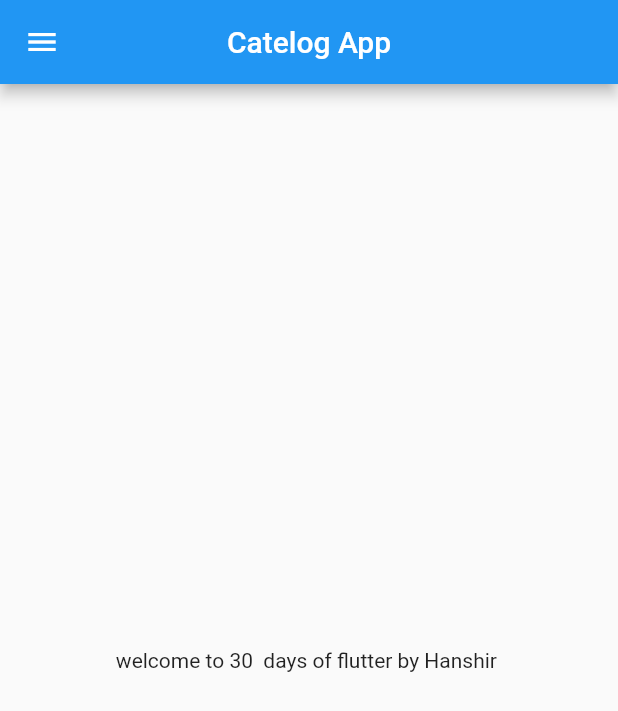
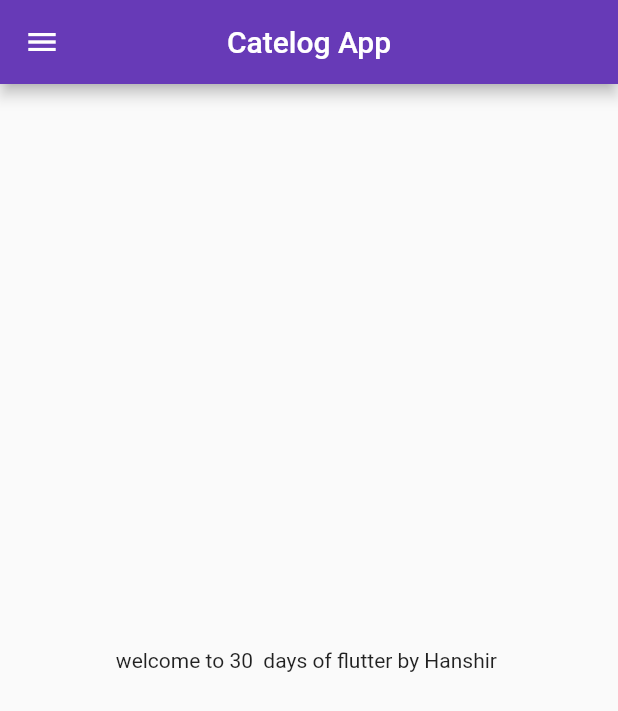
Before and after one commit to 5cientist/30daysOfFlutter, a Flutter app: the screen it shows after launch, on a phone screen of 412 x 824 dp. Shown: the top 711 px of the screen. Run offline on Flutter 3.47's test engine with Material 2 defaults, Android fonts, the phone set to English and light mode, and no system bars.

Commit message:
day 3 completed

```diff
--- a/lib/main.dart
+++ b/lib/main.dart
@@ -1,5 +1,7 @@
 import 'package:flutter/material.dart';
-import 'package:flutter_catlog/home_page.dart';
+
+import 'package:flutter_catlog/pages/home_page.dart';
+import 'package:flutter_catlog/pages/login_page.dart';
 
 void main() {
   runApp(MyApp());
@@ -9,7 +11,16 @@ class MyApp extends StatelessWidget {
   @override
   Widget build(BuildContext context) {
     return MaterialApp(
-      home: HomePage(),
+      themeMode: ThemeMode.light,
+      theme: ThemeData(primarySwatch: Colors.deepPurple),
+      darkTheme: ThemeData(brightness: Brightness.dark),
+      // home: HomePage(),
+      initialRoute: "/home",
+      routes: {
+        "/": (context) => LoginPage(),
+        "/home": (context) => HomePage(),
+        "/login": (context) => LoginPage(),
+      },
     );
   }
 }
```
Also changed, not shown: lib/pages/login_page.dart (added, +21 -0 lines), lib/pages/home_page.dart (renamed from lib/home_page.dart).
